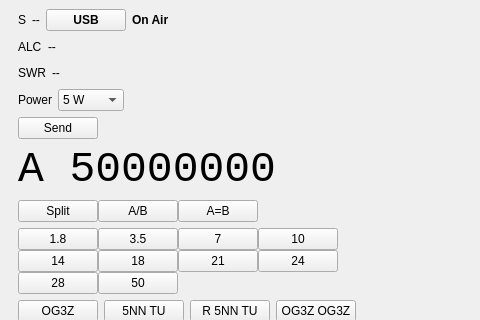
This is mainwindow.ui in eloranta/HamVibe as Qt 5 draws it before an edit; both pictures show x 0 to 480 and y 0 to 320 of the 800 by 600 pixel window. The edited form follows.
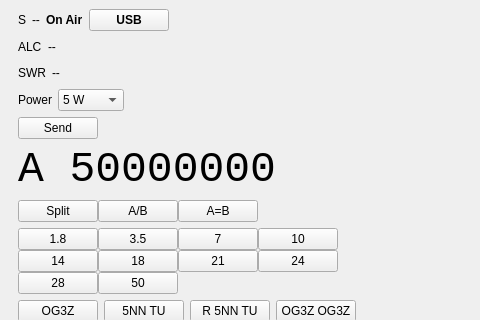
This is the edited form. Custom widgets are drawn as their Qt base class.

```diff
--- a/mainwindow.ui
+++ b/mainwindow.ui
@@ -39,18 +39,6 @@
              </property>
             </widget>
            </item>
-          <item>
-           <widget class="QPushButton" name="modeButton">
-            <property name="font">
-             <font>
-              <bold>true</bold>
-             </font>
-            </property>
-            <property name="text">
-             <string>USB</string>
-            </property>
-           </widget>
-          </item>
           <item>
            <widget class="QLabel" name="onAirLabel">
              <property name="font">
@@ -66,6 +54,18 @@
              </property>
            </widget>
           </item>
+          <item>
+           <widget class="QPushButton" name="modeButton">
+            <property name="font">
+             <font>
+              <bold>true</bold>
+             </font>
+            </property>
+            <property name="text">
+             <string>USB</string>
+            </property>
+           </widget>
+          </item>
           <item>
            <spacer name="meterTopSpacer">
              <property name="orientation">
```
